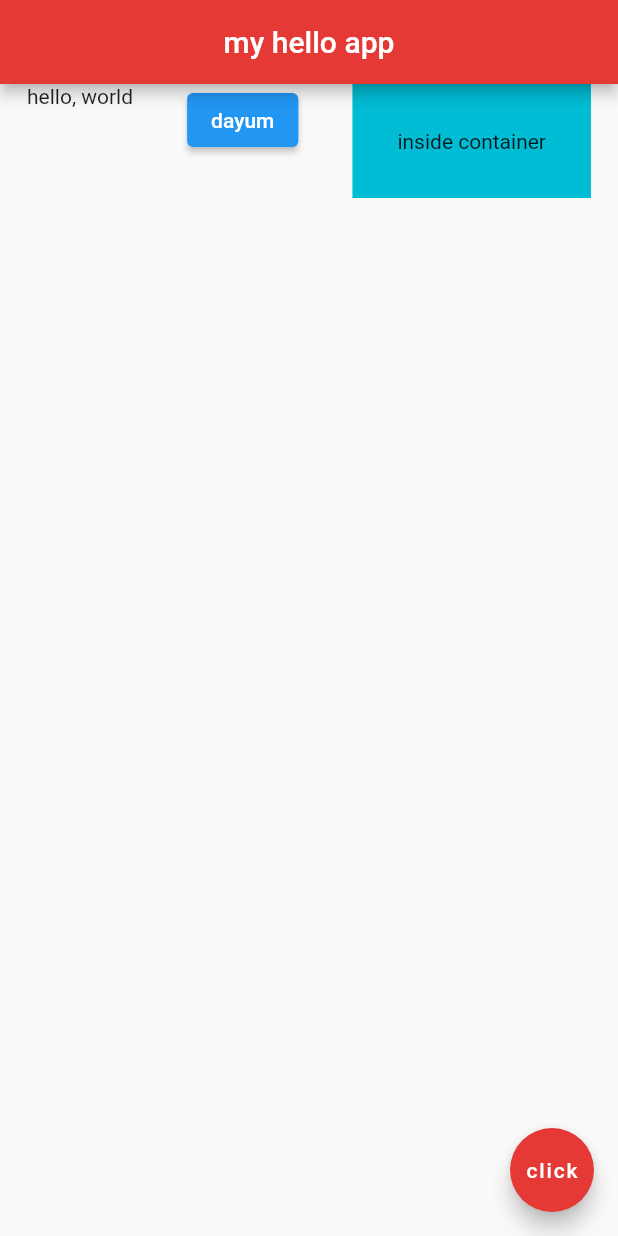
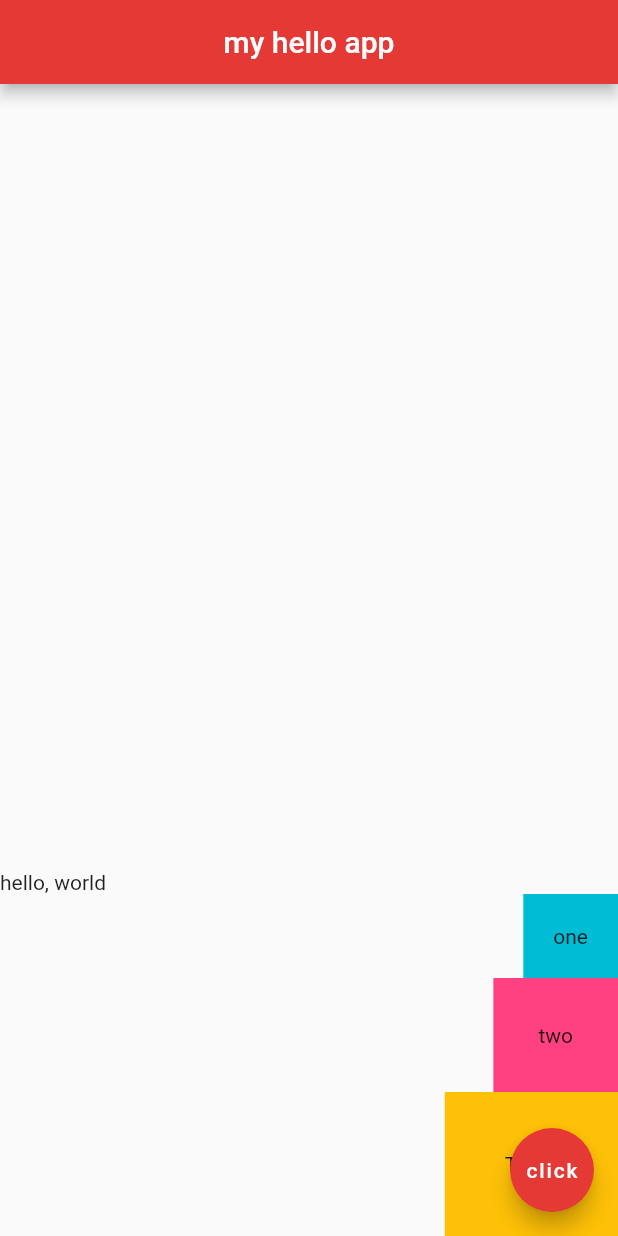
Before and after one commit to davindj/learn-flutter-1, a Flutter app: the screen it shows after launch, on a phone screen of 412 x 824 dp. Run offline on Flutter 3.47's test engine with Material 2 defaults, Android fonts, the phone set to English and light mode, and no system bars.

Commit message:
Ep 12 - Columns

```diff
--- a/lib/main.dart
+++ b/lib/main.dart
@@ -17,20 +17,31 @@
         centerTitle: true,
         backgroundColor: Colors.red[600],
       ),
-      body: Row(
-        mainAxisAlignment: MainAxisAlignment.spaceAround,
-        crossAxisAlignment: CrossAxisAlignment.start,
+      body: Column(
+        mainAxisAlignment: MainAxisAlignment.end,
+        crossAxisAlignment: CrossAxisAlignment.end,
         children: <Widget>[
-          const Text('hello, world'),
-          ElevatedButton(
-            onPressed: () {},
-            child: const Text('dayum'),
+          Row(
+            children: const <Widget>[
+              Text('hello, '),
+              Text('world'),
+            ],
           ),
           Container(
+            padding: const EdgeInsets.all(20.0),
             color: Colors.cyan,
+            child: const Text('one'),
+          ),
+          Container(
             padding: const EdgeInsets.all(30.0),
-            child: const Text('inside container'),
-          )
+            color: Colors.pinkAccent,
+            child: const Text('two'),
+          ),
+          Container(
+            padding: const EdgeInsets.all(40.0),
+            color: Colors.amber,
+            child: const Text('Three'),
+          ),
         ],
       ),
       floatingActionButton: FloatingActionButton(
```
